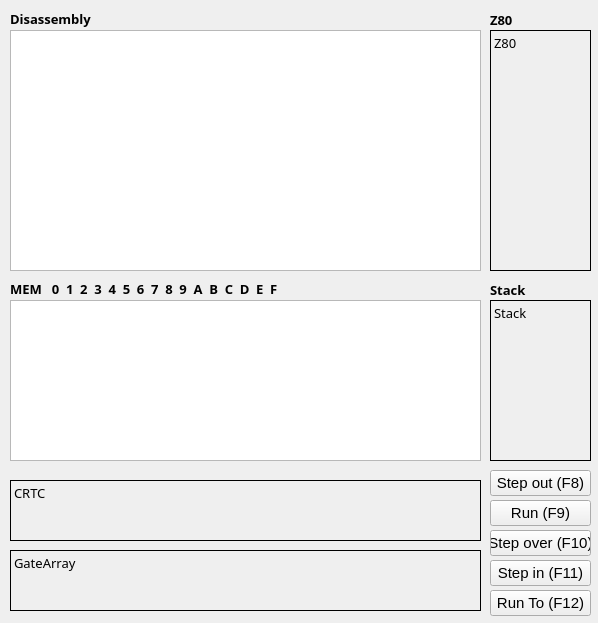
Old version of the form Debugger.ui in the repository abalore/Cadence.
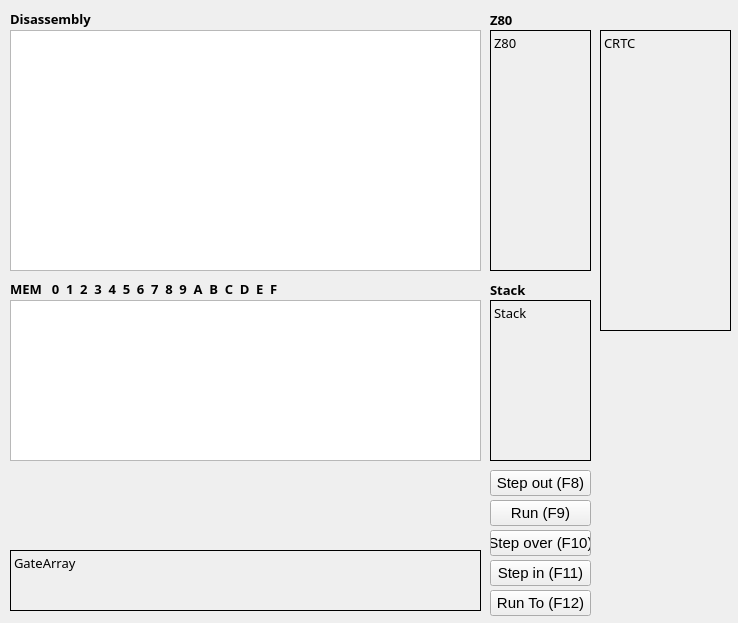
New version of the form.

```diff
--- a/Debugger.ui
+++ b/Debugger.ui
@@ -12,7 +12,7 @@
    <rect>
     <x>0</x>
     <y>0</y>
-    <width>598</width>
+    <width>738</width>
     <height>623</height>
    </rect>
   </property>
@@ -115,10 +115,10 @@
   <widget class="QLabel" name="lblCRTC">
    <property name="geometry">
     <rect>
-     <x>10</x>
-     <y>480</y>
-     <width>471</width>
-     <height>61</height>
+     <x>600</x>
+     <y>30</y>
+     <width>131</width>
+     <height>301</height>
     </rect>
    </property>
    <property name="font">
```
